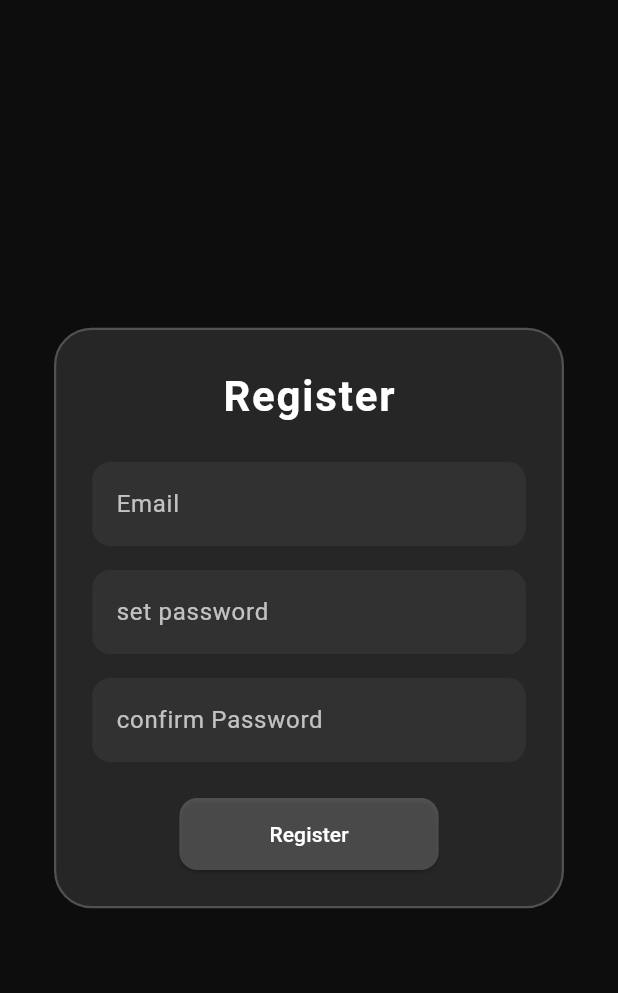
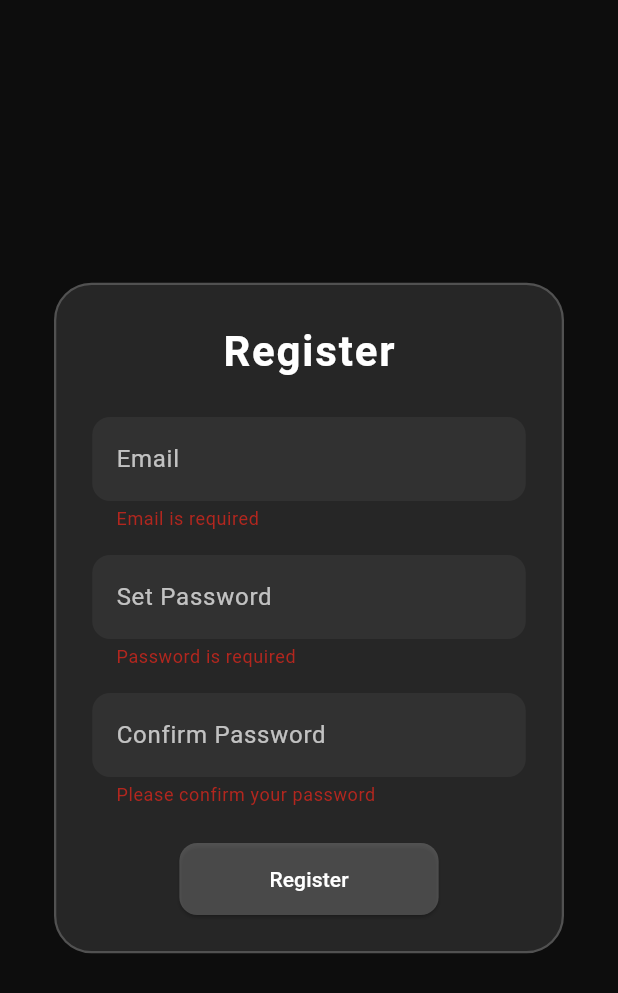
Before and after one commit to tsumith/getsocio, a Flutter app: the RegisterScreen screen opened directly, after a tap on "Register", on a phone screen of 412 x 824 dp. Shown: the top 993 px of the screen. Run offline on Flutter 3.47's test engine with Material 3 defaults, Android fonts, the phone set to English and light mode, and no system bars.

Commit message:
added form validation for registration

```diff
--- a/lib/authentication/register/register.dart
+++ b/lib/authentication/register/register.dart
@@ -1,12 +1,58 @@
 import 'package:flutter/material.dart';
 
-class RegisterScreen extends StatelessWidget {
+class RegisterScreen extends StatefulWidget {
   const RegisterScreen({super.key});
+
+  @override
+  State<RegisterScreen> createState() => _RegisterScreenState();
+}
+
+class _RegisterScreenState extends State<RegisterScreen> {
+  final _formKey = GlobalKey<FormState>();
+  final _emailController = TextEditingController();
+  final _passwordController = TextEditingController();
+  final _confirmPasswordController = TextEditingController();
+
+  String? _validateEmail(String? value) {
+    if (value == null || value.isEmpty) return 'Email is required';
+    final emailRegex = RegExp(r'^[\w-.]+@([\w-]+\.)+[\w-]{2,4}$');
+    if (!emailRegex.hasMatch(value)) return 'Enter a valid email';
+    return null;
+  }
+
+  String? _validatePassword(String? value) {
+    if (value == null || value.isEmpty) return 'Password is required';
+    if (value.length < 6) return 'Password must be at least 6 characters';
+    return null;
+  }
+
+  String? _validateConfirmPassword(String? value) {
+    if (value == null || value.isEmpty) return 'Please confirm your password';
+    if (value != _passwordController.text) return 'Passwords do not match';
+    return null;
+  }
+
+  void _submit() {
+    if (_formKey.currentState!.validate()) {
+      final email = _emailController.text;
+      final password = _passwordController.text;
+      print("Registering with: $email, $password");
+      // TODO: Add your backend call here
+    }
+  }
+
+  @override
+  void dispose() {
+    _emailController.dispose();
+    _passwordController.dispose();
+    _confirmPasswordController.dispose();
+    super.dispose();
+  }
 
   @override
   Widget build(BuildContext context) {
     return Scaffold(
-      backgroundColor: const Color(0xFF0D0D0D), // Rich black background
+      backgroundColor: const Color(0xFF0D0D0D),
       body: Center(
         child: Container(
           width: 340,
@@ -19,6 +65,8 @@ class RegisterScreen extends StatelessWidget {
               width: 1.5,
             ),
           ),
+          child: Form(
+            key: _formKey,
             child: Column(
               mainAxisSize: MainAxisSize.min,
               children: [
@@ -32,7 +80,9 @@ class RegisterScreen extends StatelessWidget {
                   ),
                 ),
                 const SizedBox(height: 24),
-              TextField(
+                TextFormField(
+                  controller: _emailController,
+                  validator: _validateEmail,
                   style: const TextStyle(color: Colors.white),
                   decoration: InputDecoration(
                     hintText: 'Email',
@@ -46,11 +96,13 @@ class RegisterScreen extends StatelessWidget {
                   ),
                 ),
                 const SizedBox(height: 16),
-              TextField(
+                TextFormField(
+                  controller: _passwordController,
                   obscureText: true,
+                  validator: _validatePassword,
                   style: const TextStyle(color: Colors.white),
                   decoration: InputDecoration(
-                  hintText: 'set password',
+                    hintText: 'Set Password',
                     hintStyle: const TextStyle(color: Colors.white70),
                     filled: true,
                     fillColor: Colors.white.withOpacity(0.05),
@@ -61,11 +113,13 @@ class RegisterScreen extends StatelessWidget {
                   ),
                 ),
                 const SizedBox(height: 16),
-              TextField(
+                TextFormField(
+                  controller: _confirmPasswordController,
                   obscureText: true,
+                  validator: _validateConfirmPassword,
                   style: const TextStyle(color: Colors.white),
                   decoration: InputDecoration(
-                  hintText: 'confirm Password',
+                    hintText: 'Confirm Password',
                     hintStyle: const TextStyle(color: Colors.white70),
                     filled: true,
                     fillColor: Colors.white.withOpacity(0.05),
@@ -77,7 +131,7 @@ class RegisterScreen extends StatelessWidget {
                 ),
                 const SizedBox(height: 24),
                 ElevatedButton(
-                onPressed: () {},
+                  onPressed: _submit,
                   style: ElevatedButton.styleFrom(
                     backgroundColor: Colors.white.withOpacity(0.2),
                     padding: const EdgeInsets.symmetric(
@@ -97,6 +151,7 @@ class RegisterScreen extends StatelessWidget {
             ),
           ),
         ),
+      ),
     );
   }
 }
--- a/lib/main.dart
+++ b/lib/main.dart
@@ -13,7 +13,7 @@ class AppRoot extends StatelessWidget {
   Widget build(BuildContext context) {
     return MaterialApp(
       theme: ThemeData(primarySwatch: Colors.blue),
-      home: LoginScreen(),
+      home: RegisterScreen(),
     );
   }
 }
```
Lines whose indentation alone changed are shown as unchanged.
